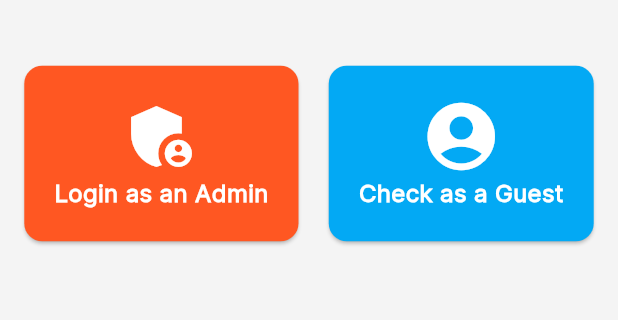
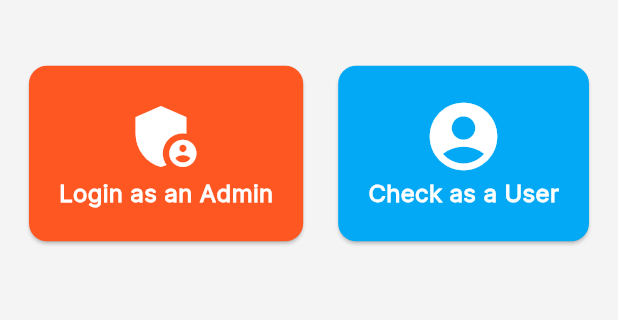
Before and after one commit to Harshit-Sonawala/parking_tracker, a Flutter app: the screen it shows after launch, on a phone screen of 412 x 824 dp, the part 469-789 px from its top. Run offline on Flutter 3.47's test engine with Material 2 defaults, Android fonts, the light colour scheme and no system bars.

```diff
--- a/lib/main.dart
+++ b/lib/main.dart
@@ -79,7 +79,7 @@
                             size: 54,
                           ),
                           Text(
-                            'Check as a Guest',
+                            'Check as a User',
                             style: TextStyle(
                               color: Colors.white,
                               fontSize: 16,
```
Also changed, not shown: 3 other files.
